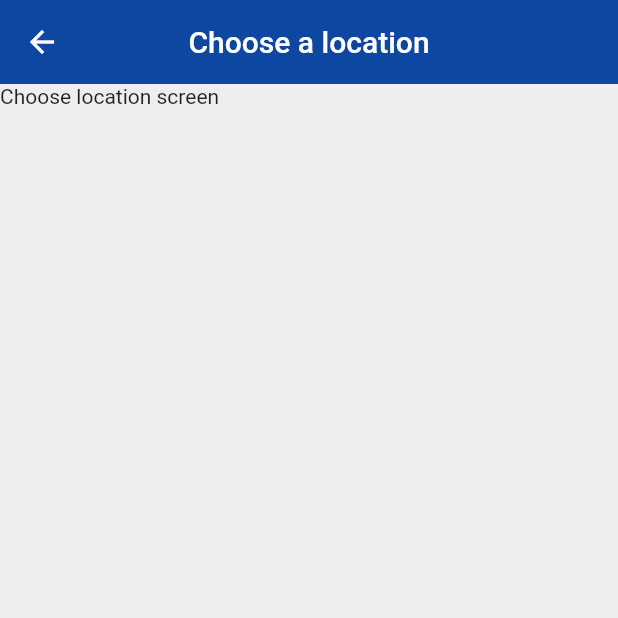
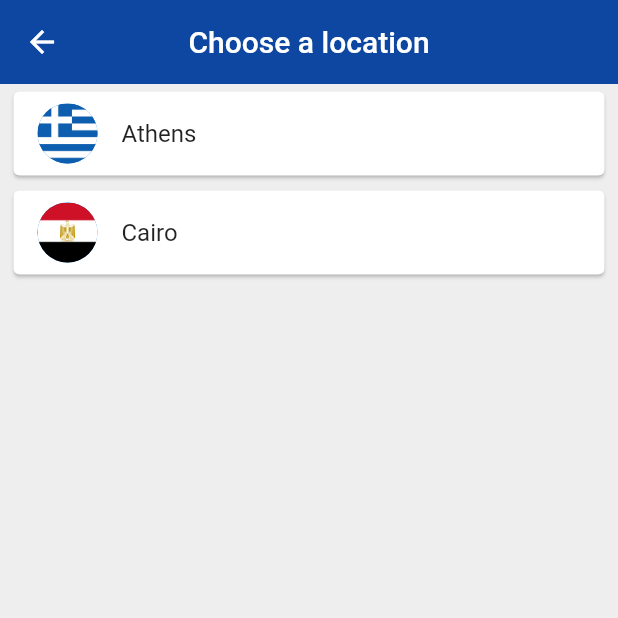
Before and after one commit to bql20000/flutter-course, a Flutter app: the screen it shows after launch, after a tap on "Edit location", on a phone screen of 412 x 824 dp, the top half of it. Run offline on Flutter 3.47's test engine with Material 2 defaults, Android fonts, the phone set to English and light mode, and no system bars; our stand-ins replace flutter_spinkit; network calls fail.

Commit message:
World Time project

```diff
--- a/lib/main.dart
+++ b/lib/main.dart
@@ -5,7 +5,7 @@ import 'pages/loading.dart';
 import 'pages/choose_location.dart';
 
 void main() => runApp(MaterialApp(
-  initialRoute: '/home',
+  initialRoute: '/',
   routes: {
     '/': (context) => Loading(),
     '/home': (context) => Home(),
--- a/lib/pages/choose_location.dart
+++ b/lib/pages/choose_location.dart
@@ -1,4 +1,7 @@
 import 'package:flutter/material.dart';
+
+import 'package:first_app/world_time.dart';
+
 
 class ChooseLocation extends StatefulWidget {
   @override
@@ -6,6 +9,23 @@ class ChooseLocation extends StatefulWidget {
 }
 
 class _ChooseLocationState extends State<ChooseLocation> {
+
+  List<WorldTime> locations = [
+    WorldTime(url: 'Europe/Berlin', location: 'Athens', flag: 'greece.png'),
+    WorldTime(url: 'Africa/Cairo', location: 'Cairo', flag: 'egypt.png'),
+  ];
+
+  void updateTime(index) async {
+    WorldTime instance = locations[index];
+    await instance.getTime();
+    Navigator.pop(context, {
+      'location': instance.location,
+      'time': instance.time,
+      'flag': instance.flag,
+      'isDayTime': instance.isDayTime
+    });
+  }
+
   @override
   Widget build(BuildContext context) {
     return Scaffold(
@@ -16,7 +36,25 @@ class _ChooseLocationState extends State<ChooseLocation> {
         centerTitle: true,
         elevation: 0,
       ),
-      body: Text('Choose location screen'),
+      body: ListView.builder(
+        itemCount: locations.length,
+        itemBuilder: (context, index) {
+          return Padding(
+            padding: const EdgeInsets.symmetric(vertical: 1, horizontal: 5),
+            child: Card(
+              child: ListTile(
+                onTap: () {
+                  updateTime(index);
+                },
+                title: Text(locations[index].location),
+                leading: CircleAvatar(
+                  backgroundImage: AssetImage('assets/${locations[index].flag}'),
+                )
+              )
+            ),
+          );
+        },
+      ),
     );
   }
 }
--- a/lib/pages/home.dart
+++ b/lib/pages/home.dart
@@ -6,20 +6,79 @@ class Home extends StatefulWidget {
 }
 
 class _HomeState extends State<Home> {
+
+  Map data = {};
+
   @override
   Widget build(BuildContext context) {
+
+    data = data.isNotEmpty ? data : ModalRoute.of(context).settings.arguments;
+    print(data);
+
+    String bgImage;
+    try {
+      bgImage = data['isDayTime'] ? 'day.png' : 'night.png';
+    }
+    catch (e) {
+      bgImage = 'day.png';
+    }
+
     return Scaffold(
       body: SafeArea(
-        child: Column(
-          children: [
-            FlatButton.icon(
-              onPressed: () {
-                Navigator.pushNamed(context, '/location');
-              },
-              icon: Icon(Icons.edit_location),
-              label: Text('Edit location'),
+        child: Container(
+          decoration: BoxDecoration(
+            image: DecorationImage(
+              image: AssetImage('assets/$bgImage'),
+              fit: BoxFit.cover,
+            )
+          ),
+          child: Padding(
+            padding: const EdgeInsets.fromLTRB(0, 120, 0, 0),
+            child: Column(
+              children: [
+                FlatButton.icon(
+                  onPressed: () async {
+                    dynamic result = await Navigator.pushNamed(context, '/location');
+                    setState(() {
+                      data = result;
+                    });
+                  },
+                  icon: Icon(
+                    Icons.edit_location,
+                    color: Colors.green
+                  ),
+                  label: Text(
+                    'Edit location',
+                    style: TextStyle(
+                      color: Colors.green
+                    )
+                  ),
+                ),
+                SizedBox(height: 20),
+                Row(
+                  mainAxisAlignment: MainAxisAlignment.center,
+                  children: [
+                    Text(
+                      data['location'],
+                      style: TextStyle(
+                        fontSize: 28,
+                        letterSpacing: 2,
+                        color: Colors.green
+                      )
+                    )
+                  ],
+                ),
+                SizedBox(height: 20),
+                Text(
+                  data['time'],
+                  style: TextStyle(
+                    fontSize: 66,
+                    color: Colors.green
+                  ),
+                ),
+              ],
             ),
-          ],
+          ),
         ),
       ),
     );
--- a/lib/pages/loading.dart
+++ b/lib/pages/loading.dart
@@ -1,4 +1,8 @@
+import 'package:flutter/cupertino.dart';
 import 'package:flutter/material.dart';
+import 'package:first_app/world_time.dart';
+import 'package:flutter_spinkit/flutter_spinkit.dart';
+
 
 class Loading extends StatefulWidget {
   @override
@@ -6,10 +10,37 @@ class Loading extends StatefulWidget {
 }
 
 class _LoadingState extends State<Loading> {
+
+  String time = 'loading';
+
+  void setupWorldTime() async {
+    WorldTime instance = WorldTime(location: 'Berlin', flag: 'germany.png', url: 'Europe/Berlin');
+    await instance.getTime();
+    Navigator.pushReplacementNamed(context, '/home', arguments: {
+      'location': instance.location,
+      'time': instance.time,
+      'flag': instance.flag,
+      'isDayTime': instance.isDayTime
+    });
+  }
+
+  @override
+  void initState() {
+    // TODO: implement initState
+    super.initState();
+    setupWorldTime();
+  }
+
   @override
   Widget build(BuildContext context) {
     return Scaffold(
-      body: Text('Loading screen'),
+      backgroundColor: Colors.blue[900],
+      body: Center(
+        child: SpinKitCubeGrid(
+          color: Colors.white,
+          size: 50.0,
+        ),
+      )
     );
   }
 }
--- /dev/null
+++ b/lib/world_time.dart
@@ -0,0 +1,35 @@
+import 'package:http/http.dart';
+import 'dart:convert';
+import 'package:intl/intl.dart';
+
+class WorldTime {
+  String location;
+  String time;
+  String flag;
+  String url;
+  bool isDayTime;
+
+  WorldTime({this.location, this.flag, this.url});
+
+  Future<void> getTime() async {
+    try {
+      Response response = await get('http://worldtimeapi.org/api/timezone/$url');
+      Map data = jsonDecode(response.body);
+      // print(data);
+
+      String datetime = data['datetime'];
+      String offset = data['utc_offset'].substring(1,3);
+      // print(datetime);
+      // print(offset);
+
+      DateTime now = DateTime.parse(datetime);
+      now = now.add(Duration(hours: int.parse(offset)));
+      isDayTime = now.hour > 6 && now.hour < 18 ? true : false;
+      time = DateFormat.jm().format(now);
+    }
+    catch (e) {
+      print('Error: $e');
+      time = 'Could not do';
+    }
+  }
+}
--- a/pubspec.yaml
+++ b/pubspec.yaml
@@ -32,6 +32,9 @@ dependencies:
 dev_dependencies:
   flutter_test:
     sdk: flutter
+  http: 0.12.0+2
+  intl: 0.15.8
+  flutter_spinkit: 4.0.0
 
 # For information on the generic Dart part of this file, see the
 # following page: https://dart.dev/tools/pub/pubspec
```
Also changed, not shown: assets/day.png (added), assets/egypt.png (added), assets/germany.png (added), assets/greece.png (added), assets/night.png (added), pubspec.lock.
